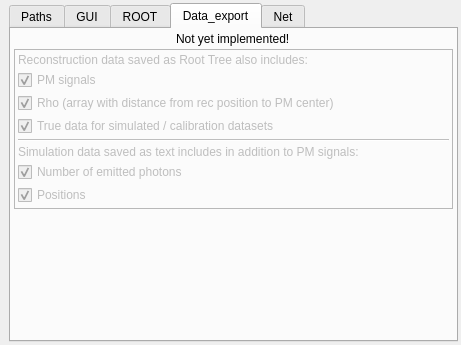
Before: the Qt Designer form ants3bundle/src/ants3/gui/aglobsetwindow.ui in andrmor/ANTS3bundle, drawn with Qt 5.
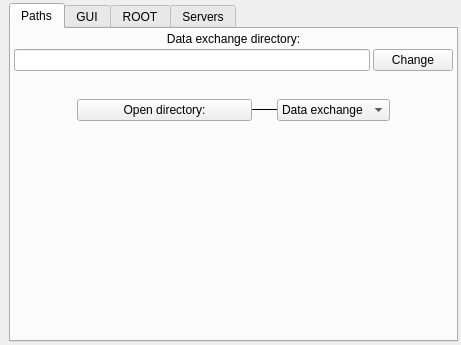
After: the same form once the commit is applied. The open tabs and pages were chosen to show the change.

```diff
--- a/ants3bundle/src/ants3/gui/aglobsetwindow.ui
+++ b/ants3bundle/src/ants3/gui/aglobsetwindow.ui
@@ -58,7 +58,7 @@
         <item>
          <widget class="QLabel" name="label_188">
           <property name="text">
-           <string>Data exchange dir:</string>
+           <string>Data exchange directory:</string>
           </property>
           <property name="alignment">
            <set>Qt::AlignmentFlag::AlignCenter</set>
@@ -66,47 +66,37 @@
          </widget>
         </item>
         <item>
-         <widget class="QLineEdit" name="leDataExchangeDir"/>
-        </item>
-        <item>
-         <widget class="QPushButton" name="pbChangeDataExchangeDir">
-          <property name="contextMenuPolicy">
-           <enum>Qt::ContextMenuPolicy::CustomContextMenu</enum>
+         <layout class="QHBoxLayout" name="horizontalLayout_11">
+          <property name="topMargin">
+           <number>0</number>
           </property>
-          <property name="text">
-           <string>Change</string>
-          </property>
-         </widget>
+          <item>
+           <widget class="QLineEdit" name="leDataExchangeDir"/>
+          </item>
+          <item>
+           <widget class="QPushButton" name="pbChangeDataExchangeDir">
+            <property name="contextMenuPolicy">
+             <enum>Qt::ContextMenuPolicy::CustomContextMenu</enum>
+            </property>
+            <property name="text">
+             <string>Change</string>
+            </property>
+           </widget>
+          </item>
+         </layout>
         </item>
         <item>
          <spacer name="verticalSpacer_6">
           <property name="orientation">
            <enum>Qt::Orientation::Vertical</enum>
           </property>
-          <property name="sizeHint" stdset="0">
-           <size>
-            <width>20</width>
-            <height>40</height>
-           </size>
+          <property name="sizeType">
+           <enum>QSizePolicy::Policy::Fixed</enum>
           </property>
-         </spacer>
-        </item>
-        <item>
-         <widget class="Line" name="line_5">
-          <property name="orientation">
-           <enum>Qt::Orientation::Horizontal</enum>
-          </property>
-         </widget>
-        </item>
-        <item>
-         <spacer name="verticalSpacer_7">
-          <property name="orientation">
-           <enum>Qt::Orientation::Vertical</enum>
-          </property>
           <property name="sizeHint" stdset="0">
            <size>
             <width>20</width>
-            <height>61</height>
+            <height>25</height>
            </size>
           </property>
          </spacer>
@@ -632,152 +622,9 @@
        <zorder>line</zorder>
        <zorder>verticalSpacer_3</zorder>
       </widget>
-      <widget class="QWidget" name="tabExport">
-       <attribute name="title">
-        <string>Data_export</string>
-       </attribute>
-       <layout class="QVBoxLayout" name="verticalLayout_2">
-        <property name="spacing">
-         <number>3</number>
-        </property>
-        <property name="leftMargin">
-         <number>3</number>
-        </property>
-        <property name="topMargin">
-         <number>3</number>
-        </property>
-        <property name="rightMargin">
-         <number>3</number>
-        </property>
-        <property name="bottomMargin">
-         <number>3</number>
-        </property>
-        <item alignment="Qt::AlignmentFlag::AlignHCenter">
-         <widget class="QLabel" name="label">
-          <property name="text">
-           <string>Not yet implemented!</string>
-          </property>
-         </widget>
-        </item>
-        <item>
-         <widget class="QFrame" name="frDataExport">
-          <property name="enabled">
-           <bool>false</bool>
-          </property>
-          <property name="frameShape">
-           <enum>QFrame::Shape::StyledPanel</enum>
-          </property>
-          <property name="frameShadow">
-           <enum>QFrame::Shadow::Raised</enum>
-          </property>
-          <layout class="QVBoxLayout" name="verticalLayout">
-           <property name="spacing">
-            <number>3</number>
-           </property>
-           <property name="leftMargin">
-            <number>3</number>
-           </property>
-           <property name="topMargin">
-            <number>3</number>
-           </property>
-           <property name="rightMargin">
-            <number>3</number>
-           </property>
-           <property name="bottomMargin">
-            <number>3</number>
-           </property>
-           <item>
-            <widget class="QLabel" name="label_13">
-             <property name="text">
-              <string>Reconstruction data saved as Root Tree also includes:</string>
-             </property>
-            </widget>
-           </item>
-           <item>
-            <widget class="QCheckBox" name="cbSaveRecAsTree_IncludePMsignals">
-             <property name="text">
-              <string>PM signals</string>
-             </property>
-             <property name="checked">
-              <bool>true</bool>
-             </property>
-            </widget>
-           </item>
-           <item>
-            <widget class="QCheckBox" name="cbSaveRecAsTree_IncludeRho">
-             <property name="text">
-              <string>Rho (array with distance from rec position to PM center)</string>
-             </property>
-             <property name="checked">
-              <bool>true</bool>
-             </property>
-            </widget>
-           </item>
-           <item>
-            <widget class="QCheckBox" name="cbSaveRecAsTree_IncludeTrue">
-             <property name="text">
-              <string>True data for simulated / calibration datasets</string>
-             </property>
-             <property name="checked">
-              <bool>true</bool>
-             </property>
-            </widget>
-           </item>
-           <item>
-            <widget class="Line" name="line_4">
-             <property name="orientation">
-              <enum>Qt::Orientation::Horizontal</enum>
-             </property>
-            </widget>
-           </item>
-           <item>
-            <widget class="QLabel" name="label_24">
-             <property name="text">
-              <string>Simulation data saved as text includes in addition to PM signals:</string>
-             </property>
-            </widget>
-           </item>
-           <item>
-            <widget class="QCheckBox" name="cbSaveSimAsText_IncludeNumPhotons">
-             <property name="text">
-              <string>Number of emitted photons</string>
-             </property>
-             <property name="checked">
-              <bool>true</bool>
-             </property>
-            </widget>
-           </item>
-           <item>
-            <widget class="QCheckBox" name="cbSaveSimAsText_IncludePositions">
-             <property name="text">
-              <string>Positions</string>
-             </property>
-             <property name="checked">
-              <bool>true</bool>
-             </property>
-            </widget>
-           </item>
-          </layout>
-         </widget>
-        </item>
-        <item>
-         <spacer name="verticalSpacer">
-          <property name="orientation">
-           <enum>Qt::Orientation::Vertical</enum>
-          </property>
-          <property name="sizeHint" stdset="0">
-           <size>
-            <width>20</width>
-            <height>40</height>
-           </size>
-          </property>
-         </spacer>
-        </item>
-       </layout>
-      </widget>
       <widget class="QWidget" name="tabNest">
        <attribute name="title">
-        <string>Net</string>
+        <string>Servers</string>
        </attribute>
        <layout class="QVBoxLayout" name="verticalLayout_4">
         <property name="spacing">
```
Left out of the diff: 216 changed lines with no effect on the pictures.
